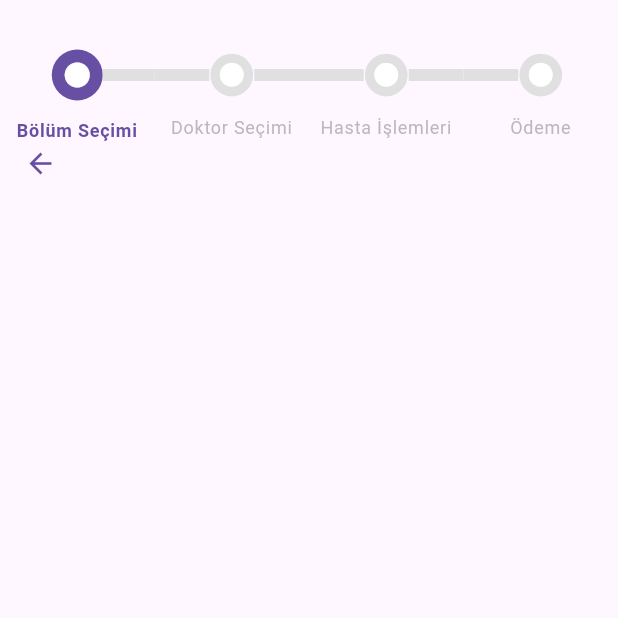
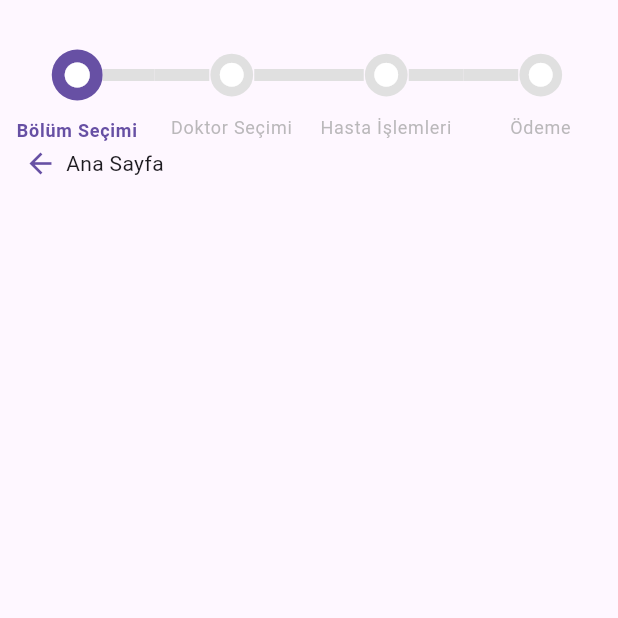
Before and after one commit to musakirkkeseli/pratik_kiosk, a Flutter app: the PatientRegistrationProceduresView screen opened directly with empty values, on a phone screen of 412 x 824 dp, the top half of it. Run offline on Flutter 3.47's test engine with Material 3 defaults, Android fonts, the phone set to English and light mode, and no system bars; our stand-ins replace animated_flip_counter, connectivity_plus, dio, easy_localization, flutter_bloc, flutter_dotenv and 6 more; missing offline and left inert: mixpanel_flutter; network calls fail.

Commit message:
geri butonuna ana sayfa kelimesi eklendi

```diff
--- a/lib/product/ patient_registration_procedures/view/patient_registration_procedures_view.dart
+++ b/lib/product/ patient_registration_procedures/view/patient_registration_procedures_view.dart
@@ -241,7 +241,10 @@ class PatientRegistrationProceduresView extends StatelessWidget {
                                   size: 22,
                                   color: Theme.of(context).primaryColor,
                                 ),
-                                if (state.currentStep.index > 0) ...[
+                                if (state.currentStep == startStep) ...[
+                                  const SizedBox(width: 6),
+                                  Text(ConstantString().homePageTitle),
+                                ] else if (state.currentStep.index > 0) ...[
                                   const SizedBox(width: 6),
                                   Text(
                                     EnumPatientRegistrationProcedures
```
